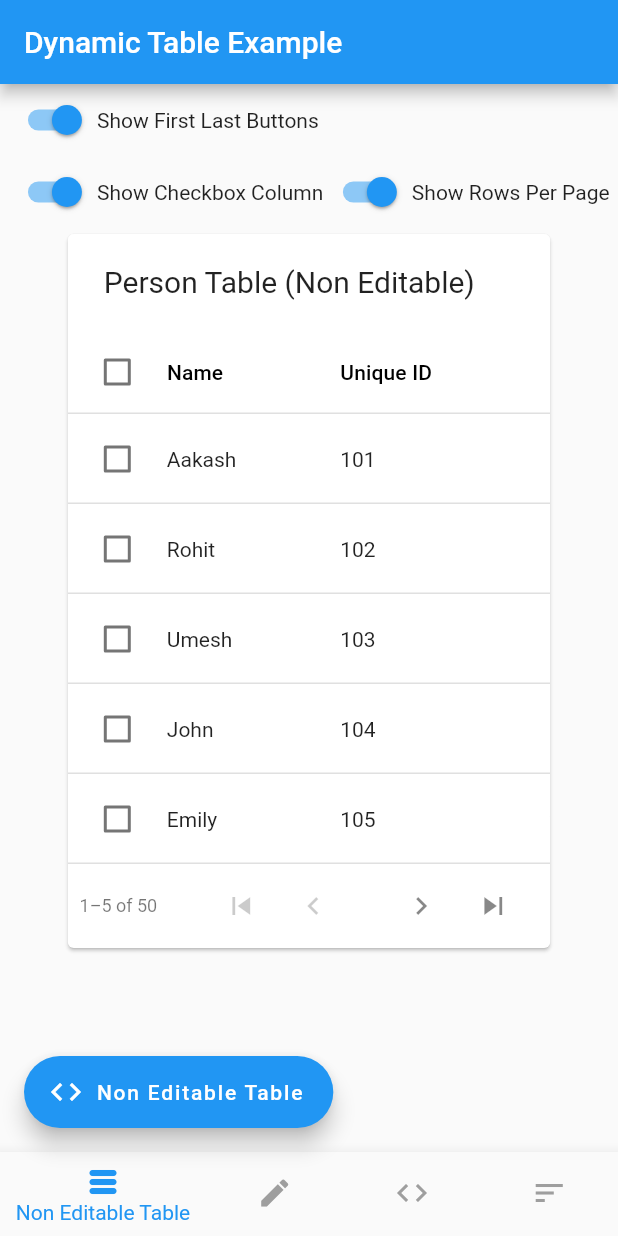
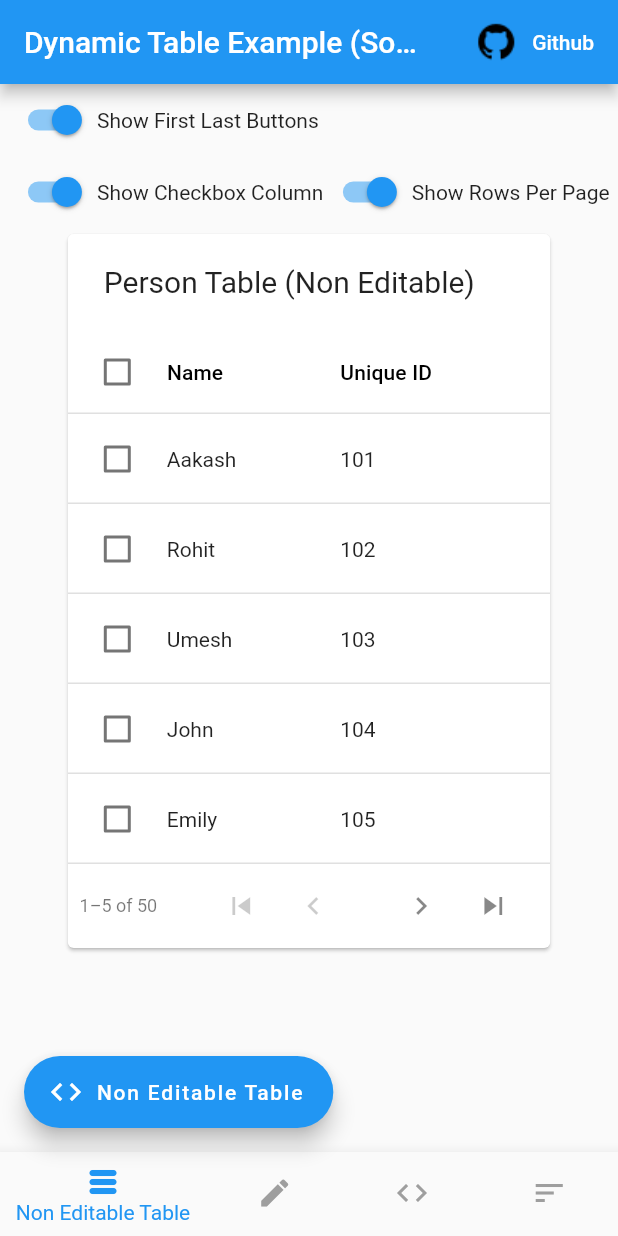
Before and after one commit to aakash-pamnani/dynamic_table, a Flutter app: the screen it shows after launch, on a phone screen of 412 x 824 dp. Run offline on Flutter 3.47's test engine with Material 2 defaults, Android fonts, the phone set to English and light mode, and no system bars.

Commit message:
Updated Example and readme

```diff
--- a/example/lib/main.dart
+++ b/example/lib/main.dart
@@ -2,6 +2,7 @@ import 'package:dynamic_table_example/editable_table.dart';
 import 'package:dynamic_table_example/sortable_table_custom_actions.dart';
 import 'package:dynamic_table_example/using_methods.dart';
 import 'package:flutter/material.dart';
+import 'package:url_launcher/url_launcher.dart';
 
 import 'non_editable_table.dart';
 
@@ -32,22 +33,50 @@ class _MyAppState extends State<MyApp> {
     "Using Methods",
     "Sortable Table"
   ];
-  final List<String> urls = [];
+  final List<String> urls = [
+    "https://github.com/aakash-pamnani/dynamic_table/blob/master/example/lib/non_editable_table.dart",
+    "https://github.com/aakash-pamnani/dynamic_table/blob/master/example/lib/editable_table.dart",
+    "https://github.com/aakash-pamnani/dynamic_table/blob/master/example/lib/using_methods.dart",
+    "https://github.com/aakash-pamnani/dynamic_table/blob/master/example/lib/sortable_table_custom_actions.dart",
+  ];
   @override
   Widget build(BuildContext context) {
     return MaterialApp(
       home: Builder(builder: (context) {
         bool isDesktop = MediaQuery.of(context).size.width > 800;
-
         return Scaffold(
           appBar: AppBar(
-            title: const Text("Dynamic Table Example"),
+            title: const Text("Dynamic Table Example (Soon on pub.dev)"),
+            actions: [
+              ElevatedButton.icon(
+                onPressed: () {
+                  canLaunchUrl(Uri.parse(
+                          "https://github.com/aakash-pamnani/dynamic_table/"))
+                      .then(
+                    (value) => launchUrl(
+                      Uri.parse(
+                          "https://github.com/aakash-pamnani/dynamic_table/"),
+                    ),
+                  );
+                },
+                icon: Image.asset("assets/github.png"),
+                label: const Text("Github"),
+                style: ElevatedButton.styleFrom(
+                  backgroundColor: Colors.transparent,
+                  shadowColor: Colors.transparent,
+                ),
+              )
+            ],
           ),
           floatingActionButtonLocation: FloatingActionButtonLocation.startFloat,
           floatingActionButton: FloatingActionButton.extended(
             icon: const Icon(Icons.code),
             label: Text(titles[_currentTable]),
-            onPressed: () {},
+            onPressed: () async {
+              await canLaunchUrl(Uri.parse(urls[_currentTable])).then((value) {
+                if (value) launchUrl(Uri.parse(urls[_currentTable]));
+              });
+            },
           ),
           bottomNavigationBar: isDesktop
               ? null
@@ -103,8 +132,12 @@ class _MyAppState extends State<MyApp> {
                   },
                 ),
               Expanded(
-                child: SingleChildScrollView(
-                  child: _tables[_currentTable],
+                child: Column(
+                  children: [
+                    SingleChildScrollView(
+                      child: _tables[_currentTable],
+                    ),
+                  ],
                 ),
               ),
             ],
--- a/example/pubspec.yaml
+++ b/example/pubspec.yaml
@@ -1,5 +1,5 @@
 name: dynamic_table_example
-description: A new Flutter project.
+description: This is the example app for dynamic_table package for flutter.
 publish_to: "none"
 version: 0.1.0
 
@@ -11,6 +11,7 @@ dependencies:
     sdk: flutter
   dynamic_table:
     path: ../
+  url_launcher: ^6.1.11
 
 dev_dependencies:
   flutter_test:
@@ -19,3 +20,5 @@ dev_dependencies:
 
 flutter:
   uses-material-design: true
+  assets:
+    - assets/
--- a/lib/dynamic_table_source.dart
+++ b/lib/dynamic_table_source.dart
@@ -282,6 +282,7 @@ class DynamicTableSource extends DataTableSource {
               cells.map((e) {
                 return e.value;
               }).toList());
+          _selectedCount -= data[row].selected ? 1 : 0;
           data.removeAt(row);
           notifyListeners();
         },
--- a/pubspec.yaml
+++ b/pubspec.yaml
@@ -1,7 +1,9 @@
 name: dynamic_table
-description: A new Flutter package project.
+description: A fully customized data table for your flutter project in which you can edit, delete, add and update values in the table./nIt is build upon [PaginatedDataTable](https://api.flutter.dev/flutter/material/PaginatedDataTable-class.html)
 version: 0.0.1
-homepage:
+homepage: https://github.com/aakash-pamnani/dynamic_table
+repository: https://github.com/aakash-pamnani/dynamic_table
+issue_tracker: https://github.com/aakash-pamnani/dynamic_table/issues
 
 environment:
   sdk: ">=2.19.5 <3.0.0"
```
Also changed, not shown: example/assets/github.png (added), example/pubspec.lock, 12 other files.
